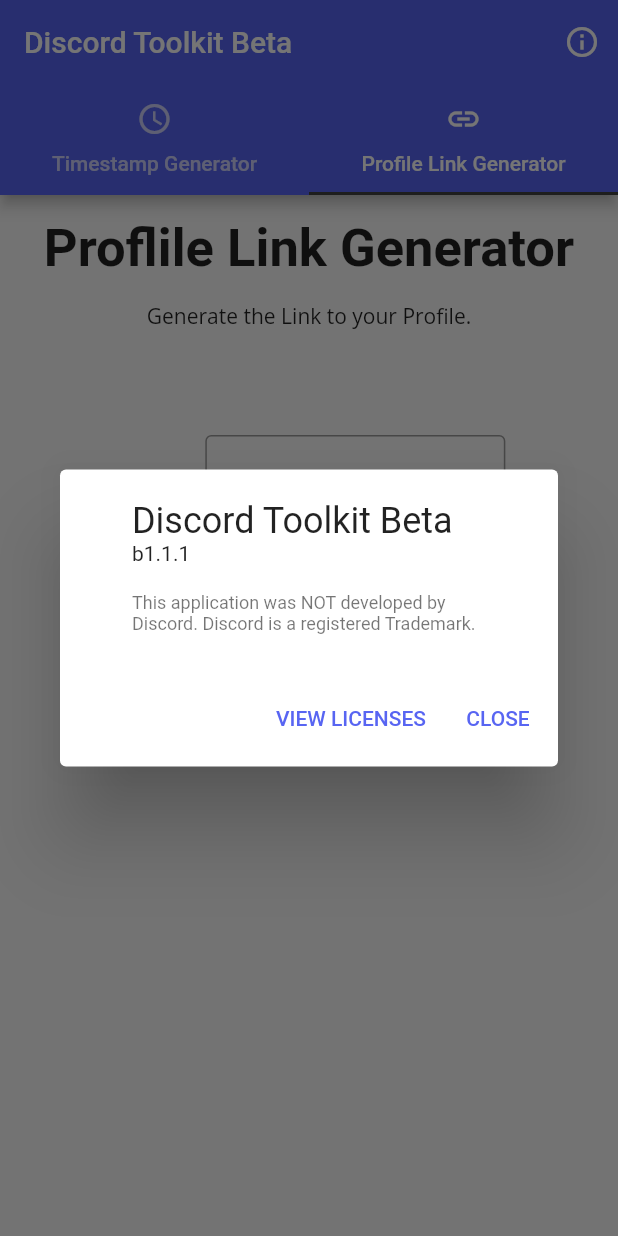
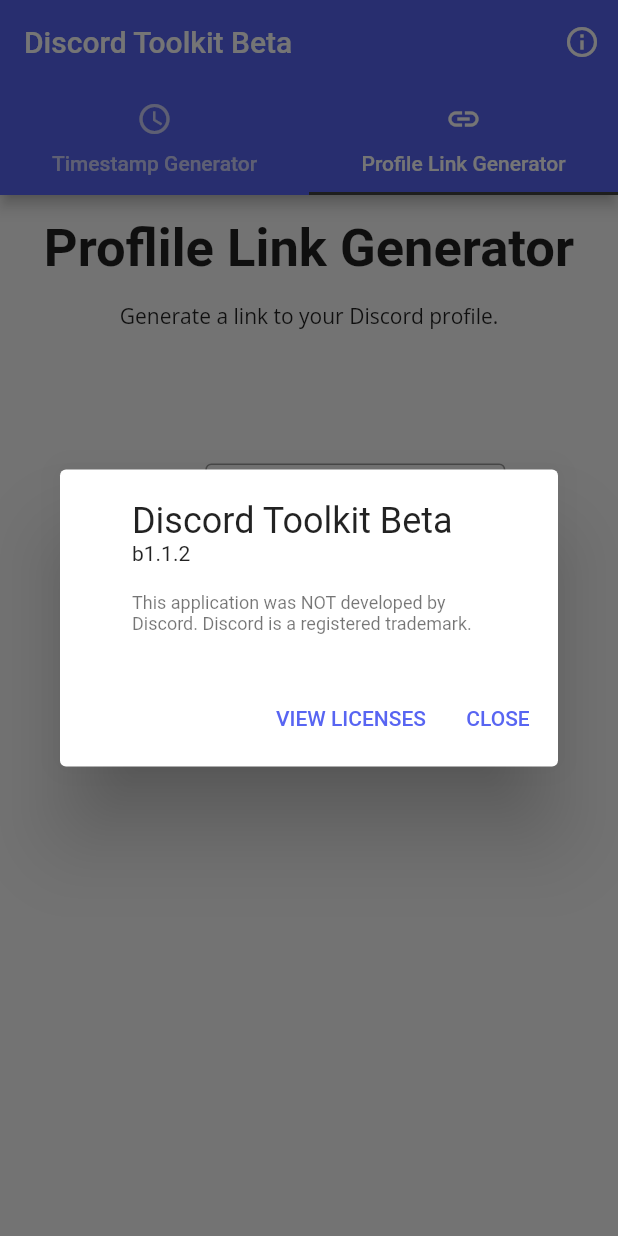
Before and after one commit to AstragoDETechnologies/discord_toolkit, a Flutter app: the screen it shows after launch, tab 2 chosen, after a tap on the "info outline" icon, on a phone screen of 412 x 824 dp. Run offline on Flutter 3.47's test engine with Material 2 defaults, Android fonts, the phone set to English and light mode, and no system bars; our stand-ins replace google_fonts, jiffy; missing offline and left inert: clipboard.

Commit message:
fixed spelling

```diff
--- a/lib/src/home_page/home_page.dart
+++ b/lib/src/home_page/home_page.dart
@@ -33,9 +33,9 @@
               onPressed: () {
                 showAboutDialog(
                   context: context,
-                  applicationVersion: "b1.1.1",
+                  applicationVersion: "b1.1.2",
                   applicationLegalese:
-                      "This application was NOT developed by Discord. Discord is a registered Trademark.",
+                      "This application was NOT developed by Discord. Discord is a registered trademark.",
                 );
               },
               icon: Icon(Icons.info_outline),
--- a/lib/src/home_page/tabs/profile_link_generator.dart
+++ b/lib/src/home_page/tabs/profile_link_generator.dart
@@ -48,7 +48,7 @@
           TabDescription(
             title: "Proflile Link Generator",
             description: [
-              TextSpan(text: "Generate the Link to your Profile."),
+              TextSpan(text: "Generate a link to your Discord profile.\n"),
             ],
           ),
           // Padding
--- a/lib/src/home_page/tabs/timestamp_generator_tab.dart
+++ b/lib/src/home_page/tabs/timestamp_generator_tab.dart
@@ -149,7 +149,7 @@
           TabDescription(
             title: "Timestamp Generator",
             description: [
-              TextSpan(text: "Generate Timestamps of various styles to put in your Messages."),
+              TextSpan(text: "Generate timestamps of various styles to put in your messages."),
             ],
           ),
           // Padding
```
